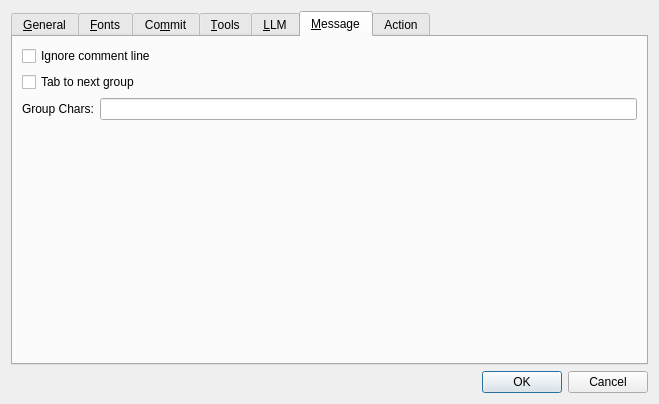
Above: qgitc/preferences.ui from timxx/qgitc before the change. Below: the same form after it.
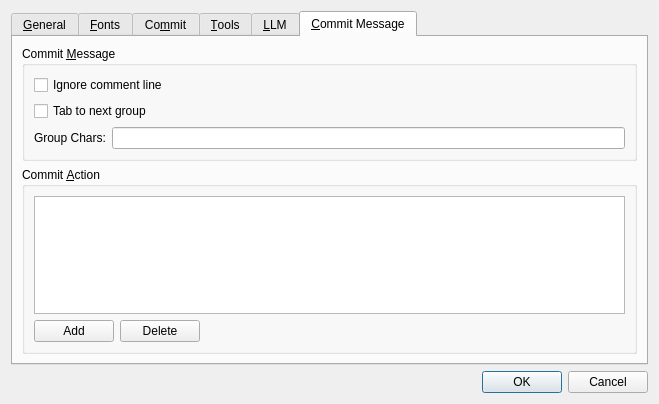
That is the form after the change. Custom widgets are drawn as their Qt base class.

Commit message: Merge `Message` and `Action` to one tab

Diff of the .ui file:
```diff
--- a/qgitc/preferences.ui
+++ b/qgitc/preferences.ui
@@ -883,10 +883,16 @@
      </widget>
      <widget class="QWidget" name="tabCommitMessage">
       <attribute name="title">
-       <string>&amp;Message</string>
+       <string>&amp;Commit Message</string>
       </attribute>
       <layout class="QVBoxLayout" name="verticalLayout_10">
        <item>
+        <widget class="QGroupBox" name="groupBox_11">
+         <property name="title">
+          <string>Commit &amp;Message</string>
+         </property>
+         <layout class="QVBoxLayout" name="verticalLayout_13">
+          <item>
         <widget class="QCheckBox" name="cbIgnoreComment">
          <property name="text">
           <string>Ignore comment line</string>
@@ -918,26 +924,15 @@
          </item>
         </layout>
        </item>
-       <item>
-        <spacer name="verticalSpacer">
-         <property name="orientation">
-          <enum>Qt::Orientation::Vertical</enum>
-         </property>
-         <property name="sizeHint" stdset="0">
-          <size>
-           <width>20</width>
-           <height>40</height>
-          </size>
-         </property>
-        </spacer>
-       </item>
-      </layout>
-     </widget>
-     <widget class="QWidget" name="tabAction">
-      <attribute name="title">
-       <string>Action</string>
-      </attribute>
-      <layout class="QVBoxLayout" name="verticalLayout_11">
+         </layout>
+        </widget>
+       </item>
+       <item>
+        <widget class="QGroupBox" name="groupBox_12">
+         <property name="title">
+          <string>Commit &amp;Action</string>
+         </property>
+         <layout class="QVBoxLayout" name="verticalLayout_14">
        <item>
         <widget class="QTableView" name="tvActions">
          <property name="selectionBehavior">
@@ -975,6 +970,9 @@
           </spacer>
          </item>
         </layout>
+          </item>
+         </layout>
+        </widget>
        </item>
       </layout>
      </widget>
```
Lines whose indentation alone changed are shown as unchanged. The commit also changes 3 other files.
